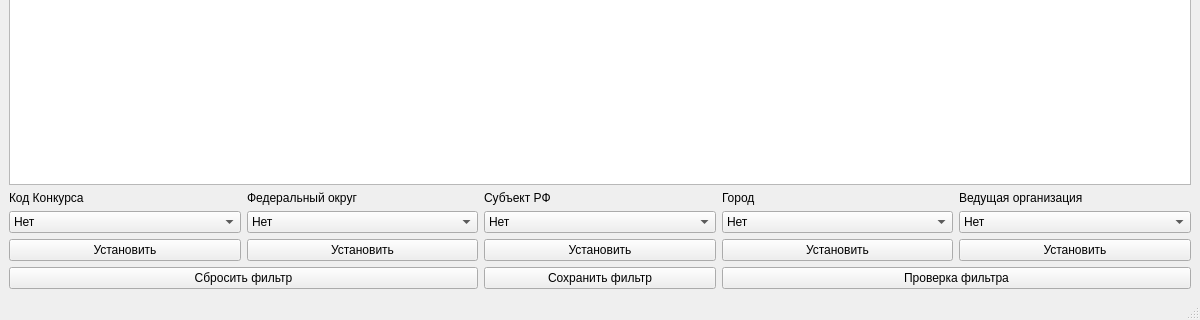
This is ProjFilterWindow.ui in BITLIFASON/Support_Of_Competitions_For_Grants as Qt 5 draws it before an edit; both pictures show x 0 to 1200 and y 480 to 800 of the 1200 by 800 pixel window. The edited form follows.
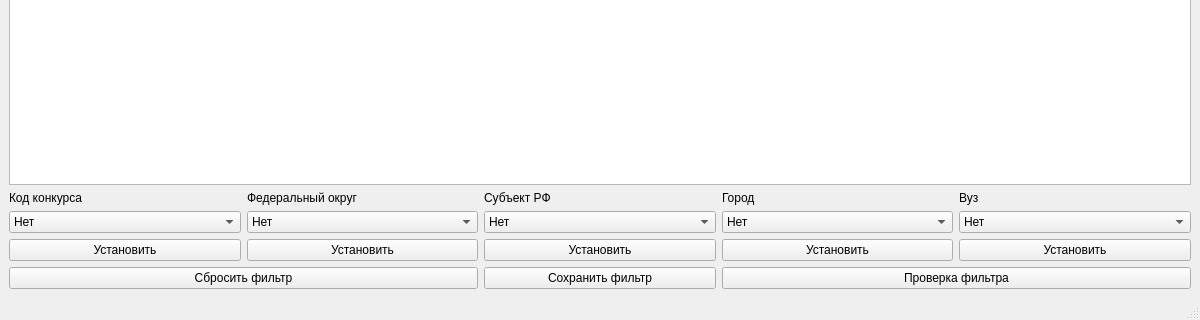
This is the edited form.

Diff of the .ui file:
```diff
--- a/ProjFilterWindow.ui
+++ b/ProjFilterWindow.ui
@@ -10,12 +10,6 @@
     <height>800</height>
    </rect>
   </property>
-  <property name="sizePolicy">
-   <sizepolicy hsizetype="Preferred" vsizetype="Minimum">
-    <horstretch>0</horstretch>
-    <verstretch>0</verstretch>
-   </sizepolicy>
-  </property>
   <property name="mouseTracking">
    <bool>false</bool>
   </property>
@@ -37,7 +31,7 @@
     <item row="1" column="0">
      <widget class="QLabel" name="label_codkon">
       <property name="text">
-       <string>Код Конкурса</string>
+       <string>Код конкурса</string>
       </property>
      </widget>
     </item>
@@ -65,7 +59,7 @@
     <item row="1" column="4">
      <widget class="QLabel" name="label_z2">
       <property name="text">
-       <string>Ведущая организация</string>
+       <string>Вуз</string>
       </property>
      </widget>
     </item>
```
Left out of the diff: 20 changed lines with no effect on the pictures.
